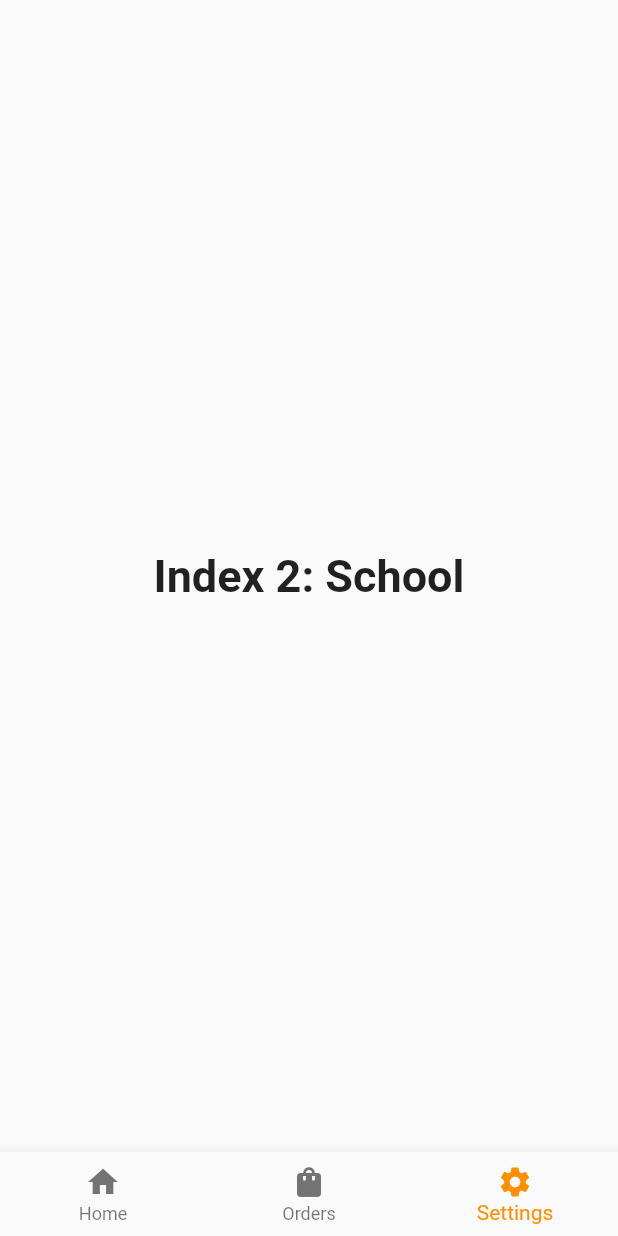
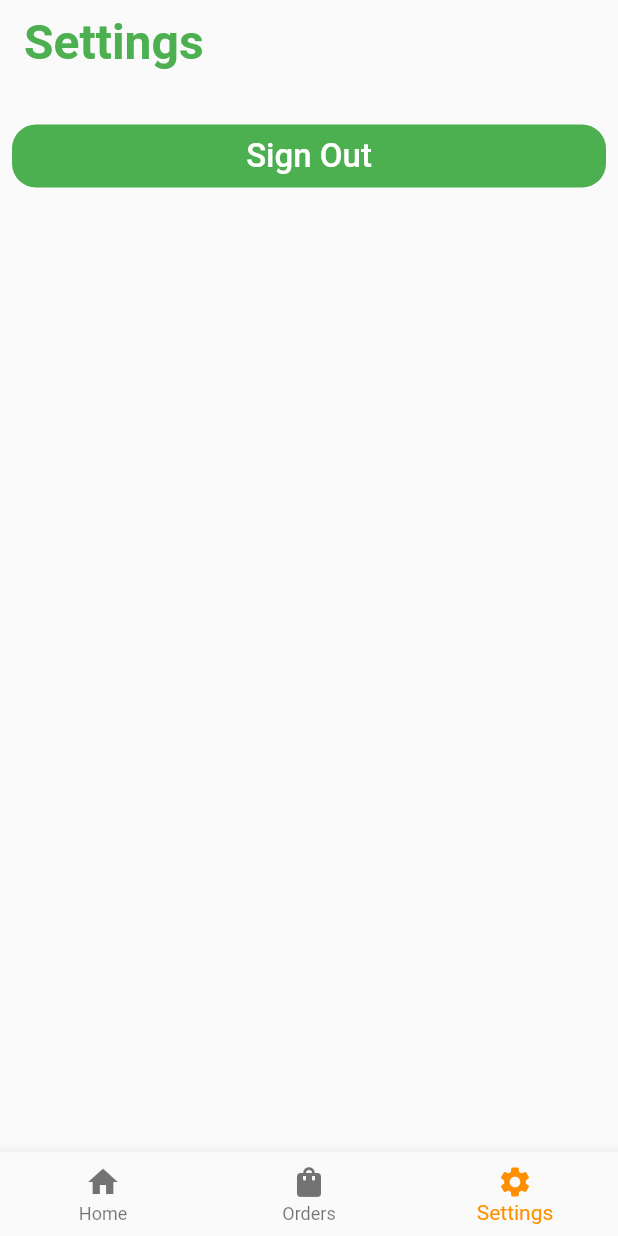
Before and after one commit to Cofu-HackSC/client, a Flutter app: the HomePage screen opened by its route, item 3 of the bottom bar chosen, on a phone screen of 412 x 824 dp. Run offline on Flutter 3.47's test engine with Material 2 defaults, Android fonts, the phone set to English and light mode, and no system bars.

Commit message:
I can't remember what I did

```diff
--- a/app/lib/global/app_theme.dart
+++ b/app/lib/global/app_theme.dart
@@ -1,8 +1,10 @@
 import 'dart:ui';
 
+import 'package:flutter/material.dart';
+
 class AppTheme {
-  static const Color primary = Color(0xffffd050);
+  static const Color primary = Colors.green;
   static const Color primaryText = Color(0xff000000);
   static const Color secondaryText = Color(0xff909090);
-  static const Color buttonText = Color(0xff000000);
+  static const Color buttonText = Color(0xffffffff);
 }
--- a/app/lib/pages/home.dart
+++ b/app/lib/pages/home.dart
@@ -1,5 +1,6 @@
 import 'package:app/components/button.dart';
 import 'package:app/components/header.dart';
+import 'package:app/pages/settings.dart';
 import 'package:flutter/material.dart';
 
 import 'feed.dart';
@@ -25,10 +26,7 @@ class _HomePageState extends State<HomePage> {
       'Index 1: Business',
       style: optionStyle,
     ),
-    Text(
-      'Index 2: School',
-      style: optionStyle,
-    ),
+    SettingsPage(),
   ];
 
   void _onItemTapped(int index) {
--- /dev/null
+++ b/app/lib/pages/settings.dart
@@ -0,0 +1,24 @@
+import 'package:app/components/button.dart';
+import 'package:app/components/header.dart';
+import 'package:flutter/material.dart';
+
+class SettingsPage extends StatelessWidget {
+  @override
+  Widget build(BuildContext context) {
+    return CustomScrollView(
+      slivers: [
+        Header('Settings'),
+        SliverList(
+          delegate: SliverChildListDelegate([
+            Padding(
+              padding: const EdgeInsets.all(8.0),
+              child: Button('Sign Out', onPressed: () {
+                print('no');
+              }),
+            )
+          ]),
+        ),
+      ],
+    );
+  }
+}
```
Also changed, not shown: app/assets/example_img.jpg (added).
